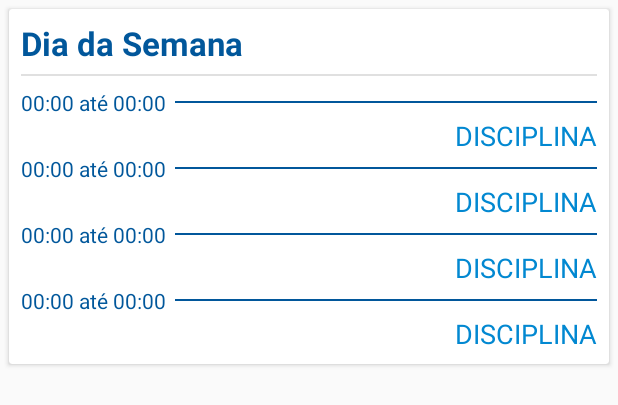
After one commit to thalessd/AllOn, an Android app: the layout item_horario.xml on its own in the app's theme, with its tools: preview values and no code run, on a phone screen of 412 x 824 dp. The commit adds this screen. Shown: the top 405 px of the screen. Run offline under Robolectric (Android 15) with nearby library versions, the phone set to English and light mode, and no system bars.

Commit message:
Criando página de horário, definindo objetos

```diff
--- /dev/null
+++ b/app/src/main/res/layout/item_horario.xml
@@ -0,0 +1,174 @@
+<?xml version="1.0" encoding="utf-8"?>
+<android.support.v7.widget.CardView xmlns:android="http://schemas.android.com/apk/res/android"
+    android:orientation="vertical"
+    android:layout_width="match_parent"
+    android:layout_height="wrap_content"
+    android:layout_marginStart="6dp"
+    android:layout_marginTop="6dp"
+    android:layout_marginEnd="6dp">
+    <LinearLayout
+        android:layout_width="match_parent"
+        android:layout_height="wrap_content"
+        android:orientation="vertical"
+        android:padding="8dp">
+        <TextView
+            android:id="@+id/horarioDiaSemana"
+            android:layout_width="match_parent"
+            android:layout_height="wrap_content"
+            android:text="Dia da Semana"
+            android:textColor="@color/primary_dark_plus"
+            android:textStyle="bold"
+            style="@style/Base.TextAppearance.AppCompat.Large"/>
+
+        <View
+            android:id="@+id/divider7"
+            android:layout_width="match_parent"
+            android:layout_marginTop="6dp"
+            android:layout_marginBottom="8dp"
+            android:layout_height="1dp"
+            android:background="?android:attr/listDivider" />
+
+        <LinearLayout
+            android:layout_width="wrap_content"
+            android:layout_height="match_parent"
+            android:weightSum="2"
+            android:orientation="horizontal"
+            android:gravity="center">
+            <TextView
+                android:id="@+id/horarioPrimHora"
+                android:layout_width="match_parent"
+                android:layout_height="wrap_content"
+                android:text="00:00 até 00:00"
+                android:textColor="@color/primary_dark_plus"
+                android:layout_marginEnd="6dp"
+                style="@style/Base.TextAppearance.AppCompat.Small"/>
+            <View
+                android:layout_width="match_parent"
+                android:layout_marginTop="6dp"
+                android:layout_marginBottom="6dp"
+                android:layout_height="1dp"
+                android:background="@color/primary_dark_plus" />
+        </LinearLayout>
+
+        <TextView
+            android:id="@+id/horarioPrimDisc"
+            android:layout_width="match_parent"
+            android:layout_height="wrap_content"
+            android:text="DISCIPLINA"
+            android:gravity="right"
+            android:textColor="@color/primary_dark"
+            style="@style/Base.TextAppearance.AppCompat.Medium"/>
+
+        <LinearLayout
+            android:layout_width="wrap_content"
+            android:layout_height="match_parent"
+            android:weightSum="2"
+            android:orientation="horizontal"
+            android:gravity="center">
+            <TextView
+                android:id="@+id/horarioSegHora"
+                android:layout_width="match_parent"
+                android:layout_height="wrap_content"
+                android:text="00:00 até 00:00"
+                android:textColor="@color/primary_dark_plus"
+                android:layout_marginEnd="6dp"
+                style="@style/Base.TextAppearance.AppCompat.Small"/>
+            <View
+                android:layout_width="match_parent"
+                android:layout_marginTop="6dp"
+                android:layout_marginBottom="6dp"
+                android:layout_height="1dp"
+                android:background="@color/primary_dark_plus" />
+        </LinearLayout>
+
+        <TextView
+            android:id="@+id/horarioSegDisc"
+            android:layout_width="match_parent"
+            android:layout_height="wrap_content"
+            android:text="DISCIPLINA"
+            android:gravity="right"
+            android:textColor="@color/primary_dark"
+            style="@style/Base.TextAppearance.AppCompat.Medium"/>
+
+        <LinearLayout
+            android:layout_width="wrap_content"
+            android:layout_height="match_parent"
+            android:weightSum="2"
+            android:orientation="horizontal"
+            android:gravity="center">
+            <TextView
+                android:id="@+id/horarioTercHora"
+                android:layout_width="match_parent"
+                android:layout_height="wrap_content"
+                android:text="00:00 até 00:00"
+                android:textColor="@color/primary_dark_plus"
+                android:layout_marginEnd="6dp"
+                style="@style/Base.TextAppearance.AppCompat.Small"/>
+            <View
+                android:layout_width="match_parent"
+                android:layout_marginTop="6dp"
+                android:layout_marginBottom="6dp"
+                android:layout_height="1dp"
+                android:background="@color/primary_dark_plus" />
+        </LinearLayout>
+
+        <TextView
+            android:id="@+id/horarioTercDisc"
+            android:layout_width="match_parent"
+            android:layout_height="wrap_content"
+            android:text="DISCIPLINA"
+            android:gravity="right"
+            android:textColor="@color/primary_dark"
+            style="@style/Base.TextAppearance.AppCompat.Medium"/>
+
+        <LinearLayout
+            android:layout_width="wrap_content"
+            android:layout_height="match_parent"
+            android:weightSum="2"
+            android:orientation="horizontal"
+            android:gravity="center">
+            <TextView
+                android:id="@+id/horarioQuarHora"
+                android:layout_width="match_parent"
+                android:layout_height="wrap_content"
+                android:text="00:00 até 00:00"
+                android:textColor="@color/primary_dark_plus"
+                android:layout_marginEnd="6dp"
+                style="@style/Base.TextAppearance.AppCompat.Small"/>
+            <View
+                android:layout_width="match_parent"
+                android:layout_marginTop="6dp"
+                android:layout_marginBottom="6dp"
+                android:layout_height="1dp"
+                android:background="@color/primary_dark_plus" />
+        </LinearLayout>
+
+        <TextView
+            android:id="@+id/horarioQuarDisc"
+            android:layout_width="match_parent"
+            android:layout_height="wrap_content"
+            android:text="DISCIPLINA"
+            android:gravity="right"
+            android:textColor="@color/primary_dark"
+            style="@style/Base.TextAppearance.AppCompat.Medium"/>
+
+        <LinearLayout
+            android:id="@+id/horarioBadgeHoje"
+            android:visibility="gone"
+            android:layout_width="match_parent"
+            android:layout_height="wrap_content"
+            android:background="@color/primary_light"
+            android:padding="4dp"
+            android:layout_marginTop="6dp"
+            android:orientation="horizontal">
+            <TextView
+                android:layout_width="match_parent"
+                android:layout_height="wrap_content"
+                android:textAlignment="center"
+                android:textStyle="bold"
+                style="@style/Base.TextAppearance.AppCompat.Button"
+                android:textColor="@color/primary_dark_plus"
+                android:text="Hoje"/>
+        </LinearLayout>
+    </LinearLayout>
+</android.support.v7.widget.CardView>
--- a/app/src/main/res/values/colors.xml
+++ b/app/src/main/res/values/colors.xml
@@ -10,4 +10,5 @@
     <color name="icons">#FFFFFF</color>
     <color name="divider">#BDBDBD</color>
     <color name="background">#f5f5f5</color>
+    <color name="green_success">#4caf50</color>
 </resources>
```
Also changed, not shown: app/src/main/java/com/devdes/allon/models/Horario.java (added, +100 -0 lines), app/src/main/java/com/devdes/allon/models/HorarioAdapter.java (added, +56 -0 lines), app/src/main/java/com/devdes/allon/models/HorarioHolder.java (added, +44 -0 lines).
